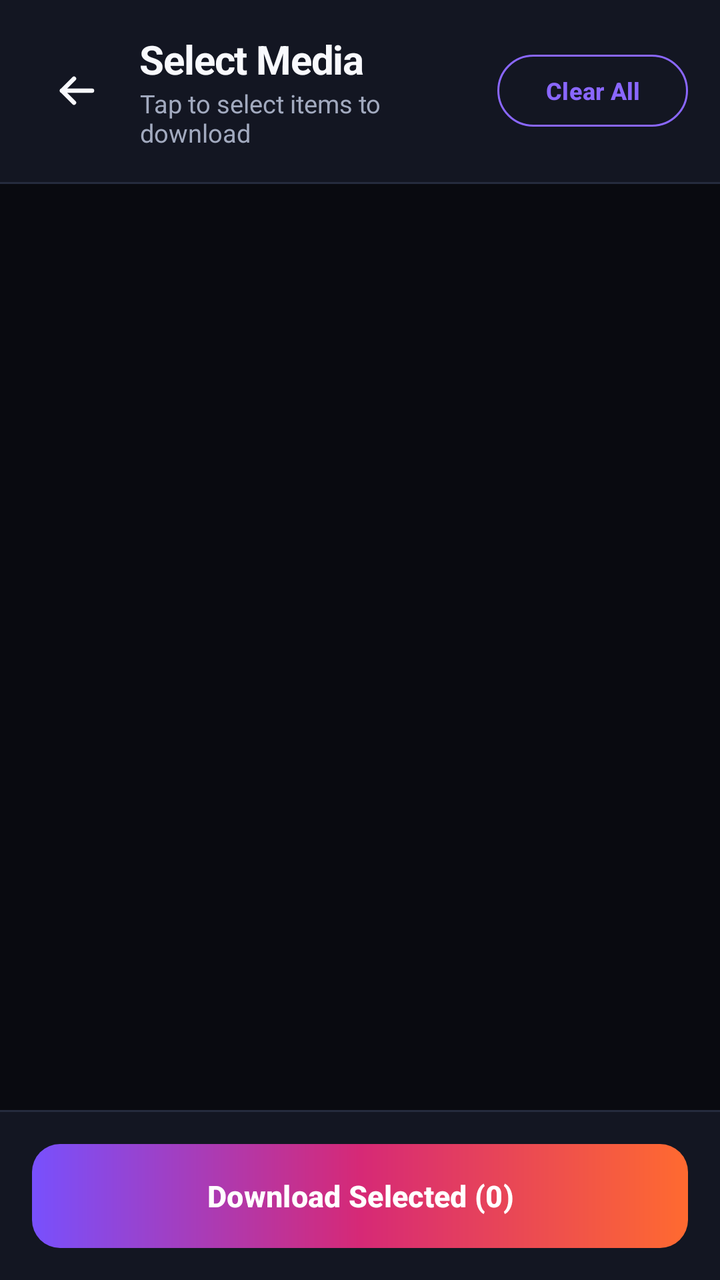
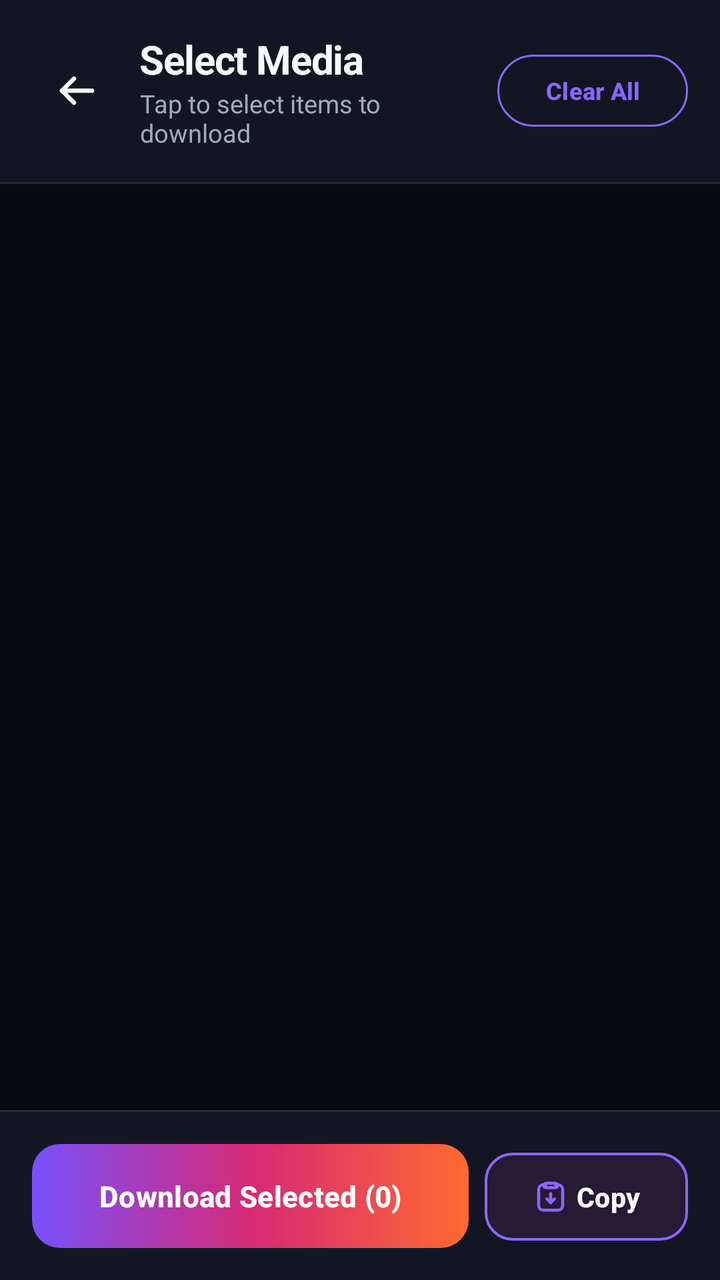

Screens rendered from an Android XML layout before and after an edit, with the pre-edit source and the edit as a unified diff.
<!-- AndroidManifest.xml: application theme Theme.InstaSave -->
<!-- res/layout/activity_media_selection.xml -->
<?xml version="1.0" encoding="utf-8"?>
<LinearLayout xmlns:android="http://schemas.android.com/apk/res/android"
    xmlns:app="http://schemas.android.com/apk/res-auto"
    android:id="@+id/rootMediaSelection"
    android:layout_width="match_parent"
    android:layout_height="match_parent"
    android:orientation="vertical"
    android:background="@color/bg_dark">

    
    <LinearLayout
        android:id="@+id/selectionTopBar"
        android:layout_width="match_parent"
        android:layout_height="wrap_content"
        android:orientation="horizontal"
        android:gravity="center_vertical"
        android:padding="16dp"
        android:background="@color/card_bg">

        <ImageButton
            android:id="@+id/btnBackSelection"
            android:layout_width="44dp"
            android:layout_height="44dp"
            android:background="?attr/selectableItemBackgroundBorderless"
            android:src="@drawable/ic_arrow_back"
            app:tint="@color/text_primary"
            android:contentDescription="Back" />

        <LinearLayout
            android:layout_width="0dp"
            android:layout_height="wrap_content"
            android:layout_weight="1"
            android:orientation="vertical"
            android:layout_marginStart="10dp">

            <TextView
                android:id="@+id/tvSelectionTitle"
                android:layout_width="wrap_content"
                android:layout_height="wrap_content"
                android:text="Select Media"
                android:textColor="@color/text_primary"
                android:textSize="20sp"
                android:textStyle="bold"
                android:letterSpacing="-0.02" />

            <TextView
                android:id="@+id/tvSelectionSubtitle"
                android:layout_width="wrap_content"
                android:layout_height="wrap_content"
                android:text="Tap to select items to download"
                android:textColor="@color/text_secondary"
                android:textSize="12.5sp" />
        </LinearLayout>

        <com.google.android.material.button.MaterialButton
            android:id="@+id/btnToggleSelectAll"
            style="?attr/materialButtonOutlinedStyle"
            android:layout_width="wrap_content"
            android:layout_height="36dp"
            android:minHeight="0dp"
            android:insetTop="0dp"
            android:insetBottom="0dp"
            android:text="Clear All"
            android:textColor="@color/insta_pink"
            android:textSize="12sp"
            android:textStyle="bold"
            app:strokeColor="@color/insta_pink"
            app:strokeWidth="1dp"
            app:cornerRadius="18dp" />
    </LinearLayout>

    <View
        android:layout_width="match_parent"
        android:layout_height="1dp"
        android:background="@color/card_stroke" />

    
    <androidx.recyclerview.widget.RecyclerView
        android:id="@+id/rvMediaTiles"
        android:layout_width="match_parent"
        android:layout_height="0dp"
        android:layout_weight="1"
        android:padding="8dp"
        android:clipToPadding="false"
        android:overScrollMode="never" />

    <View
        android:layout_width="match_parent"
        android:layout_height="1dp"
        android:background="@color/card_stroke" />

    
    <LinearLayout
        android:id="@+id/selectionBottomBar"
        android:layout_width="match_parent"
        android:layout_height="wrap_content"
        android:orientation="vertical"
        android:background="@color/card_bg"
        android:padding="16dp">

        <ProgressBar
            android:id="@+id/pbDownloadProgress"
            style="?android:attr/progressBarStyleHorizontal"
            android:layout_width="match_parent"
            android:layout_height="4dp"
            android:indeterminate="false"
            android:indeterminateTint="@color/insta_pink"
            android:progressTint="@color/insta_pink"
            android:visibility="gone"
            android:layout_marginBottom="8dp" />

        <TextView
            android:id="@+id/tvDownloadStatus"
            android:layout_width="match_parent"
            android:layout_height="wrap_content"
            android:textSize="12sp"
            android:textColor="@color/text_secondary"
            android:gravity="center"
            android:visibility="gone"
            android:layout_marginBottom="8dp" />

        <com.google.android.material.button.MaterialButton
            android:id="@+id/btnDownloadSelected"
            android:layout_width="match_parent"
            android:layout_height="52dp"
            android:textAllCaps="false"
            android:text="Download Selected (0)"
            android:textColor="@color/white"
            android:background="@drawable/btn_hero_gradient"
            app:backgroundTint="@null"
            app:cornerRadius="14dp"
            android:textStyle="bold"
            android:textSize="15sp" />
    </LinearLayout>

</LinearLayout>
<!-- resources referenced by this layout -->
<resources>
  <color name="bg_dark">#090A10</color>
  <color name="card_bg">#131622</color>
  <color name="card_stroke">#252B3E</color>
  <color name="insta_pink">#8A67FF</color>
  <color name="text_primary">#F8F9FD</color>
  <color name="text_secondary">#A2AABF</color>
  <color name="white">#FFFFFFFF</color>
  <!-- drawable btn_hero_gradient (drawable) -->
  <?xml version="1.0" encoding="utf-8"?>
  <ripple xmlns:android="http://schemas.android.com/apk/res/android"
      android:color="#33FFFFFF">
      <item>
          <shape android:shape="rectangle">
              <corners android:radius="14dp" />
              <gradient
                  android:angle="0"
                  android:startColor="#7850FD"
                  android:centerColor="#D62976"
                  android:endColor="#FF6A30"
                  android:type="linear" />
          </shape>
      </item>
  </ripple>
  <color name="insta_coral">#FF3377</color>
  <color name="surface_elevated">#1E2335</color>
  <style name="Widget.InstaSave.BottomNav" parent="Widget.Material3.BottomNavigationView">
          <item name="itemActiveIndicatorStyle">@style/Widget.InstaSave.BottomNav.Indicator</item>
          <item name="itemRippleColor">#208A67FF</item>
      </style>
  <style name="ThemeOverlay.InstaSave.BottomSheetDialog" parent="ThemeOverlay.Material3.BottomSheetDialog">
          <item name="android:backgroundDimAmount">0.80</item>
          <item name="android:backgroundDimEnabled">true</item>
          <item name="bottomSheetStyle">@style/Widget.InstaSave.BottomSheet</item>
      </style>
  <style name="ThemeOverlay.InstaSave.MaterialAlertDialog" parent="ThemeOverlay.Material3.MaterialAlertDialog">
          <item name="android:backgroundDimAmount">0.80</item>
          <item name="android:backgroundDimEnabled">true</item>
          <item name="colorSurface">@color/card_bg</item>
      </style>
  <style name="Widget.InstaSave.BottomNav.Indicator" parent="Widget.Material3.BottomNavigationView.ActiveIndicator">
          <item name="android:color">#25213D</item>
          <item name="android:width">60dp</item>
          <item name="android:height">32dp</item>
          <item name="shapeAppearance">@style/ShapeAppearance.InstaSave.NavIndicator</item>
      </style>
  <style name="Widget.InstaSave.BottomSheet" parent="Widget.Material3.BottomSheet">
          <item name="android:background">@android:color/transparent</item>
          <item name="backgroundTint">@android:color/transparent</item>
      </style>
  <style name="ShapeAppearance.InstaSave.NavIndicator" parent="ShapeAppearance.Material3.Corner.Full">
          <item name="cornerSize">16dp</item>
      </style>
  <!-- unchanged entries left out for length: 2 -->
</resources>

<!-- the commit's change to res/layout/activity_media_selection.xml (unified diff, before → after) -->
@@ -119,18 +119,44 @@
             android:visibility="gone"
             android:layout_marginBottom="8dp" />
 
-        <com.google.android.material.button.MaterialButton
-            android:id="@+id/btnDownloadSelected"
+        <LinearLayout
             android:layout_width="match_parent"
-            android:layout_height="52dp"
-            android:textAllCaps="false"
-            android:text="Download Selected (0)"
-            android:textColor="@color/white"
-            android:background="@drawable/btn_hero_gradient"
-            app:backgroundTint="@null"
-            app:cornerRadius="14dp"
-            android:textStyle="bold"
-            android:textSize="15sp" />
+            android:layout_height="wrap_content"
+            android:orientation="horizontal">
+
+            <com.google.android.material.button.MaterialButton
+                android:id="@+id/btnDownloadSelected"
+                android:layout_width="0dp"
+                android:layout_height="52dp"
+                android:layout_weight="1"
+                android:textAllCaps="false"
+                android:text="Download Selected (0)"
+                android:textColor="@color/white"
+                android:background="@drawable/btn_hero_gradient"
+                app:backgroundTint="@null"
+                app:cornerRadius="14dp"
+                android:textStyle="bold"
+                android:textSize="14.5sp" />
+
+            <com.google.android.material.button.MaterialButton
+                android:id="@+id/btnCopySelectedImage"
+                android:layout_width="wrap_content"
+                android:layout_height="52dp"
+                android:layout_marginStart="8dp"
+                android:textAllCaps="false"
+                android:text="Copy"
+                app:icon="@drawable/ic_copy_link"
+                app:iconGravity="textStart"
+                app:iconPadding="4dp"
+                android:textColor="@color/white"
+                app:strokeColor="@color/insta_pink"
+                app:strokeWidth="1.2dp"
+                app:iconTint="@color/insta_pink"
+                android:backgroundTint="#261A35"
+                app:cornerRadius="14dp"
+                android:textStyle="bold"
+                android:textSize="13.5sp" />
+        </LinearLayout>
     </LinearLayout>
 
 </LinearLayout>
<!-- resource entries referenced after the edit -->
@@ -23,6 +23,46 @@
           </shape>
       </item>
   </ripple>
+  <!-- drawable ic_copy_link (drawable) -->
+  <?xml version="1.0" encoding="utf-8"?>
+  <vector xmlns:android="http://schemas.android.com/apk/res/android"
+      android:width="24dp"
+      android:height="24dp"
+      android:viewportWidth="24"
+      android:viewportHeight="24">
+  
+      
+      <path
+          android:strokeColor="#FFFFFFFF"
+          android:strokeWidth="1.9"
+          android:strokeLineCap="round"
+          android:strokeLineJoin="round"
+          android:pathData="M15,4 H17 A3,3 0 0 1 20,7 V18 A3,3 0 0 1 17,21 H7 A3,3 0 0 1 4,18 V7 A3,3 0 0 1 7,4 H9" />
+  
+      
+      <path
+          android:strokeColor="#FFFFFFFF"
+          android:strokeWidth="1.9"
+          android:strokeLineCap="round"
+          android:strokeLineJoin="round"
+          android:pathData="M9,3 H15 A1.5,1.5 0 0 1 16.5,4.5 V5 A1,1 0 0 1 15.5,6 H8.5 A1,1 0 0 1 7.5,5 V4.5 A1.5,1.5 0 0 1 9,3 Z" />
+  
+      
+      <path
+          android:strokeColor="#FFFFFFFF"
+          android:strokeWidth="2.0"
+          android:strokeLineCap="round"
+          android:strokeLineJoin="round"
+          android:pathData="M12,10 V16" />
+  
+      <path
+          android:strokeColor="#FFFFFFFF"
+          android:strokeWidth="2.0"
+          android:strokeLineCap="round"
+          android:strokeLineJoin="round"
+          android:pathData="M9.5,13.5 L12,16 L14.5,13.5" />
+  
+  </vector>
   <color name="insta_coral">#FF3377</color>
   <color name="surface_elevated">#1E2335</color>
   <style name="Widget.InstaSave.BottomNav" parent="Widget.Material3.BottomNavigationView">
